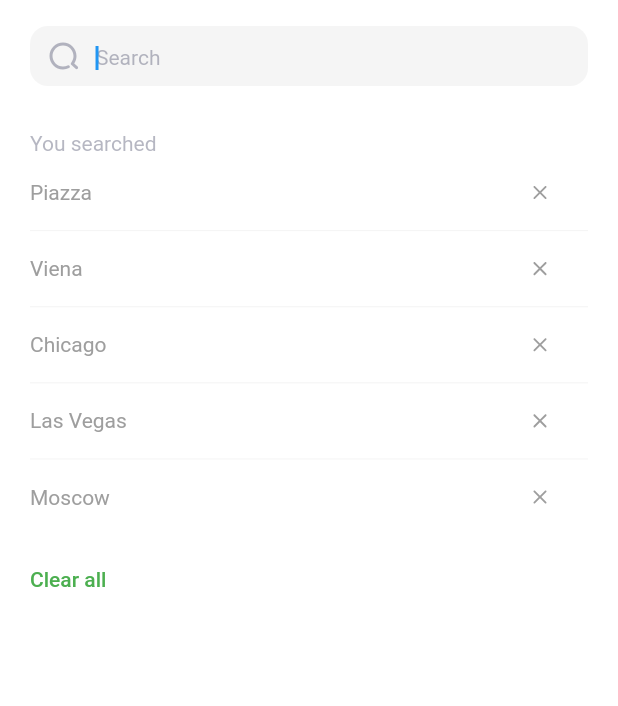
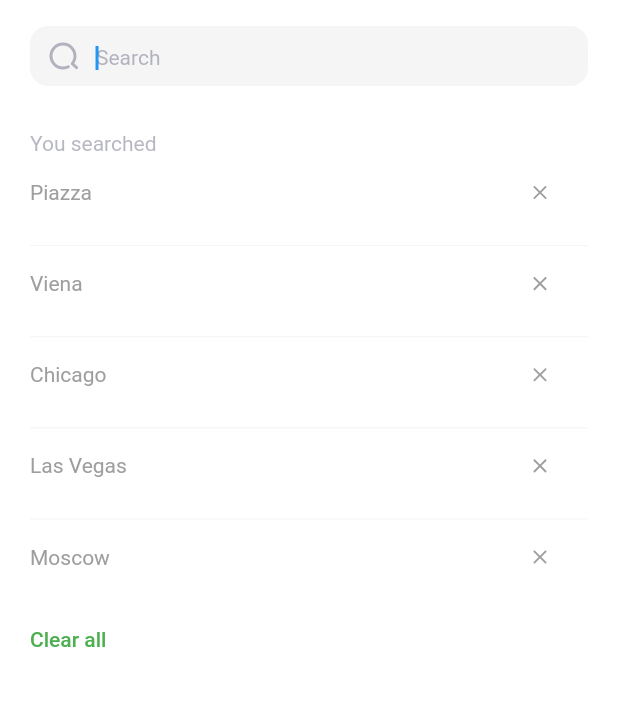
Before and after one commit to vicol13/places, a Flutter app: the screen it shows after launch, after a tap on "Search", on a phone screen of 412 x 824 dp, the part 58-764 px from its top. Run offline on Flutter 3.47's test engine with Material 2 defaults, Android fonts, the phone set to English and light mode, and no system bars; our stand-ins replace flutter_svg; missing offline and left inert: cupertino_range_slider; network calls fail.

Commit message:
surf/task 6.2 [1] : refactor to use list view in screens

```diff
--- a/lib/ui/screen/search_screen/widgets/previous_search_list_view.dart
+++ b/lib/ui/screen/search_screen/widgets/previous_search_list_view.dart
@@ -44,6 +44,7 @@ class _PreviousSearchListState extends State<PreviousSearchList> {
   ///
   Widget _displayList() {
     return SingleChildScrollView(
+      child: Container(
         child: Column(
           mainAxisAlignment: MainAxisAlignment.start,
           children: [
@@ -61,21 +62,22 @@ class _PreviousSearchListState extends State<PreviousSearchList> {
             ///
             /// iterate throught list and display items
             ///
-          for (int i = 0; i < widget.previousSearches.length; i++)
-            _SearchCard(
-              name: widget.previousSearches[i],
-              isFirst: i == 0,
+            ListView.builder(
+                shrinkWrap: true,
+                physics: BouncingScrollPhysics(),
+                itemCount: widget.previousSearches.length,
+                itemBuilder: (ctx, index) {
+                  return _SearchCard(
+                    name: widget.previousSearches[index],
+                    isFirst: index == 0,
                     onRemove: () {
                       setState(() {
-                  this.widget.previousSearches.removeAt(i);
+                        this.widget.previousSearches.removeAt(index);
                       });
                     },
                     onTapCard: this.widget.onElementPick,
-            ),
-          SizedBox(
-            height: 10,
-          ),
-
+                  );
+                }),
             ///
             /// remove  all previous search button
             ///
@@ -103,6 +105,7 @@ class _PreviousSearchListState extends State<PreviousSearchList> {
             )
           ],
         ),
+      ),
     );
   }
 }
@@ -125,6 +128,7 @@ class _SearchCard extends StatelessWidget {
   @override
   Widget build(BuildContext context) {
     return Container(
+        padding: EdgeInsets.only(bottom: 10),
         child: Column(
           children: [
             _showSplitLine(!isFirst),
--- a/lib/ui/screen/sight_list_screen.dart
+++ b/lib/ui/screen/sight_list_screen.dart
@@ -6,7 +6,7 @@ import 'package:places/ui/screen/widgets/search_bar.dart';
 import 'package:places/ui/screen/widgets/sight_card.dart';
 import 'add_sight_screen/add_sight_screen.dart';
 import 'widgets/styled_title.dart';
-import '../../mocks.dart' as mockdata;
+import '../../mocks.dart';
 import 'filters_screen.dart';
 
 class SightListScreen extends StatefulWidget {
@@ -17,7 +17,6 @@ class SightListScreen extends StatefulWidget {
 class _State extends State<SightListScreen> {
   @override
   Widget build(BuildContext context) {
-
     return Scaffold(
       appBar: PreferredSize(
         preferredSize: Size.fromHeight(120),
@@ -39,18 +38,15 @@ class _State extends State<SightListScreen> {
               /// sufix icon in search bar [filter button]
               ///
               sufix: InkWell(
-                onTap: () {
-                  Navigator.push(
-                    context,
-                    MaterialPageRoute(builder: (context) => FiltersScreen()),
-                  );
-                },
-                child: Container(
-                    child: SvgPicture.asset(
-                  FILTERS,
-                  color: Theme.of(context).buttonColor,
-                )),
-              ),
+                  onTap: () {
+                    Navigator.push(
+                        context,
+                        MaterialPageRoute(
+                            builder: (context) => FiltersScreen()));
+                  },
+                  child: Container(
+                      child: SvgPicture.asset(FILTERS,
+                          color: Theme.of(context).buttonColor))),
             ),
           ),
           title: Column(
@@ -60,25 +56,10 @@ class _State extends State<SightListScreen> {
       ),
       body: Stack(alignment: Alignment.bottomCenter, children: [
         Center(
-          child: SingleChildScrollView(
-            child: Column(children: [
-              SizedBox(
-                height: 30,
-              ),
-              SightCard(sight: mockdata.mocks.last),
-              SizedBox(
-                height: 30,
-              ),
-              SightCard(sight: mockdata.mocks[1]),
-              SizedBox(
-                height: 30,
-              ),
-              SightCard(sight: mockdata.mocks[2]),
-              SizedBox(
-                height: 30,
-              ),
-              SightCard(sight: mockdata.mocks[3])
-            ]),
+          child: ListView.builder(
+            physics: BouncingScrollPhysics(),
+            itemBuilder: (ctx, index) => SightCard(sight: mocks[index]),
+            itemCount: mocks.length,
           ),
         ),
 
```
Also changed, not shown: lib/ui/screen/add_sight_screen/widgets/picked_image_list.dart (+75 -46 lines), lib/ui/screen/visiting_screen.dart (+19 -19 lines). Lines whose indentation alone changed are shown as unchanged.
